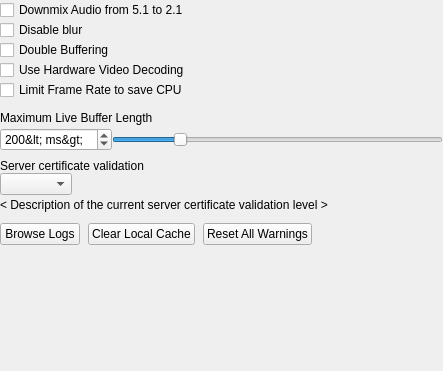
Before: the Qt Designer form vms/client/nx_vms_client_desktop/src/ui/widgets/local_settings/advanced_settings_widget.ui in networkoptix/nx_open, drawn with Qt 5.
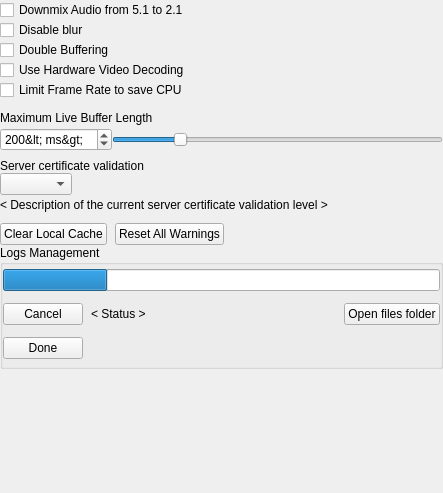
After: the same form once the commit is applied. The open tabs and pages were chosen to show the change. Custom widgets are drawn as their Qt base class.

Commit message: VMS-32230: Add Logs Management control block into Local Settings dialog

What changed in the file:
```diff
--- a/vms/client/nx_vms_client_desktop/src/ui/widgets/local_settings/advanced_settings_widget.ui
+++ b/vms/client/nx_vms_client_desktop/src/ui/widgets/local_settings/advanced_settings_widget.ui
@@ -7,7 +7,7 @@
     <x>0</x>
     <y>0</y>
     <width>443</width>
-    <height>371</height>
+    <height>493</height>
    </rect>
   </property>
   <layout class="QVBoxLayout" name="verticalLayout">
@@ -276,13 +276,6 @@
        <property name="spacing">
         <number>8</number>
        </property>
-       <item>
-        <widget class="QPushButton" name="browseLogsButton">
-         <property name="text">
-          <string>Browse Logs</string>
-         </property>
-        </widget>
-       </item>
        <item>
         <widget class="QPushButton" name="clearCacheButton">
          <property name="text">
@@ -314,6 +307,212 @@
      </item>
     </layout>
    </item>
+   <item>
+    <widget class="QGroupBox" name="logsManagementBox">
+     <property name="title">
+      <string>Logs Management</string>
+     </property>
+     <property name="flat">
+      <bool>true</bool>
+     </property>
+     <layout class="QVBoxLayout" name="verticalLayout_2">
+      <property name="spacing">
+       <number>8</number>
+      </property>
+      <property name="leftMargin">
+       <number>0</number>
+      </property>
+      <property name="topMargin">
+       <number>0</number>
+      </property>
+      <property name="rightMargin">
+       <number>0</number>
+      </property>
+      <property name="bottomMargin">
+       <number>0</number>
+      </property>
+      <item>
+       <widget class="QStackedWidget" name="logsManagementStack">
+        <property name="currentIndex">
+         <number>0</number>
+        </property>
+        <widget class="QWidget" name="logsDefaultPage">
+         <layout class="QVBoxLayout" name="verticalLayout_4">
+          <property name="spacing">
+           <number>8</number>
+          </property>
+          <property name="leftMargin">
+           <number>0</number>
+          </property>
+          <property name="topMargin">
+           <number>0</number>
+          </property>
+          <property name="rightMargin">
+           <number>0</number>
+          </property>
+          <property name="bottomMargin">
+           <number>0</number>
+          </property>
+          <item>
+           <layout class="QHBoxLayout" name="horizontalLayout_8">
+            <property name="spacing">
+             <number>8</number>
+            </property>
+            <property name="topMargin">
+             <number>0</number>
+            </property>
+            <item>
+             <widget class="QPushButton" name="downloadLogsButton">
+              <property name="text">
+               <string>Download</string>
+              </property>
+             </widget>
+            </item>
+            <item>
+             <widget class="QPushButton" name="logsSettingsButton">
+              <property name="text">
+               <string>Settings</string>
+              </property>
+             </widget>
+            </item>
+            <item>
+             <spacer name="horizontalSpacer_7">
+              <property name="orientation">
+               <enum>Qt::Horizontal</enum>
+              </property>
+              <property name="sizeHint" stdset="0">
+               <size>
+                <width>40</width>
+                <height>20</height>
+               </size>
+              </property>
+             </spacer>
+            </item>
+           </layout>
+          </item>
+          <item>
+           <spacer name="verticalSpacer_2">
+            <property name="orientation">
+             <enum>Qt::Vertical</enum>
+            </property>
+            <property name="sizeHint" stdset="0">
+             <size>
+              <width>20</width>
+              <height>40</height>
+             </size>
+            </property>
+           </spacer>
+          </item>
+         </layout>
+        </widget>
+        <widget class="QWidget" name="logsDownloadPage">
+         <layout class="QVBoxLayout" name="verticalLayout_3">
+          <property name="spacing">
+           <number>8</number>
+          </property>
+          <property name="leftMargin">
+           <number>0</number>
+          </property>
+          <property name="topMargin">
+           <number>0</number>
+          </property>
+          <property name="rightMargin">
+           <number>0</number>
+          </property>
+          <property name="bottomMargin">
+           <number>0</number>
+          </property>
+          <item>
+           <widget class="QProgressBar" name="logsDownloadProgressBar">
+            <property name="value">
+             <number>24</number>
+            </property>
+            <property name="textVisible">
+             <bool>false</bool>
+            </property>
+           </widget>
+          </item>
+          <item>
+           <layout class="QHBoxLayout" name="horizontalLayout_7">
+            <property name="spacing">
+             <number>8</number>
+            </property>
+            <property name="topMargin">
+             <number>0</number>
+            </property>
+            <item>
+             <widget class="QPushButton" name="cancelLogsDownloadButton">
+              <property name="text">
+               <string>Cancel</string>
+              </property>
+             </widget>
+            </item>
+            <item>
+             <widget class="QLabel" name="logsDownloadStatusLabel">
+              <property name="text">
+               <string notr="true">&lt; Status &gt;</string>
+              </property>
+             </widget>
+            </item>
+            <item>
+             <spacer name="horizontalSpacer_8">
+              <property name="orientation">
+               <enum>Qt::Horizontal</enum>
+              </property>
+              <property name="sizeHint" stdset="0">
+               <size>
+                <width>40</width>
+                <height>20</height>
+               </size>
+              </property>
+             </spacer>
+            </item>
+            <item>
+             <widget class="QPushButton" name="openLogsFolderButton">
+              <property name="text">
+               <string>Open files folder</string>
+              </property>
+             </widget>
+            </item>
+           </layout>
+          </item>
+          <item>
+           <layout class="QHBoxLayout" name="horizontalLayout_9">
+            <property name="spacing">
+             <number>8</number>
+            </property>
+            <property name="topMargin">
+             <number>0</number>
+            </property>
+            <item>
+             <widget class="QPushButton" name="logsDownloadDoneButton">
+              <property name="text">
+               <string>Done</string>
+              </property>
+             </widget>
+            </item>
+            <item>
+             <spacer name="horizontalSpacer_9">
+              <property name="orientation">
+               <enum>Qt::Horizontal</enum>
+              </property>
+              <property name="sizeHint" stdset="0">
+               <size>
+                <width>40</width>
+                <height>20</height>
+               </size>
+              </property>
+             </spacer>
+            </item>
+           </layout>
+          </item>
+         </layout>
+        </widget>
+       </widget>
+      </item>
+     </layout>
+    </widget>
+   </item>
    <item>
     <spacer name="verticalSpacer">
      <property name="orientation">
```
Left out of the diff: 1 changed line with no effect on the pictures. The commit also changes 5 other files.
